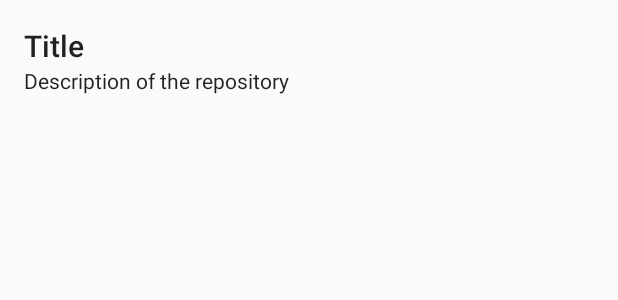
After one commit to amilcar-andrade/mvp-viewmodel, an Android app: the layout list_item_repo.xml on its own in the app's theme, with its tools: preview values and no code run, on a phone screen of 412 x 824 dp. The commit adds this screen. Shown: the top 300 px of the screen. Run offline under Robolectric (Android 15) with nearby library versions, the phone set to English and light mode, and no system bars; network calls fail.

Commit message:
Adds simple recycler view to display a list of repositories

```diff
--- a/app/build.gradle
+++ b/app/build.gradle
@@ -28,6 +28,5 @@ dependencies {
     implementation 'io.reactivex.rxjava2:rxandroid:2.1.0'
     implementation 'io.reactivex.rxjava2:rxjava:2.1.0'
     implementation 'com.squareup.retrofit2:adapter-rxjava2:2.3.0'
-
-
+    implementation "com.android.support:recyclerview-v7:26.1.0"
 }
--- a/app/src/main/java/andrade/amilcar/mvp_viewmodel/delegate/DelegateActivity.java
+++ b/app/src/main/java/andrade/amilcar/mvp_viewmodel/delegate/DelegateActivity.java
@@ -4,21 +4,26 @@ import android.arch.lifecycle.ViewModelProviders;
 import android.os.Bundle;
 import android.support.annotation.Nullable;
 import android.support.v7.app.AppCompatActivity;
+import android.support.v7.widget.RecyclerView;
 
 import java.util.List;
 
 import andrade.amilcar.mvp_viewmodel.R;
 import andrade.amilcar.mvp_viewmodel.model.Repo;
 import andrade.amilcar.mvp_viewmodel.service.GithubRepository;
+import andrade.amilcar.mvp_viewmodel.ui.ReposAdapter;
 
 public class DelegateActivity extends AppCompatActivity implements DelegateContract.View {
 
     private DelegateContract.Presenter presenter;
 
+    private RecyclerView recyclerView;
+
     @Override
     protected void onCreate(@Nullable Bundle savedInstanceState) {
         super.onCreate(savedInstanceState);
         setContentView(R.layout.activity_delegate);
+        recyclerView = findViewById(R.id.rv);
         presenter = createPresenter();
     }
 
@@ -42,5 +47,6 @@ public class DelegateActivity extends AppCompatActivity implements DelegateContr
 
     @Override
     public void showList(List<Repo> list) {
+        recyclerView.setAdapter(new ReposAdapter(list));
     }
 }
--- /dev/null
+++ b/app/src/main/res/layout/list_item_repo.xml
@@ -0,0 +1,28 @@
+<?xml version="1.0" encoding="utf-8"?>
+<LinearLayout
+    xmlns:android="http://schemas.android.com/apk/res/android"
+    xmlns:tools="http://schemas.android.com/tools"
+    android:orientation="vertical"
+    android:layout_width="match_parent"
+    android:layout_height="?android:listPreferredItemHeightLarge"
+    android:paddingLeft="@dimen/default_padding"
+    android:paddingRight="@dimen/default_padding"
+    android:gravity="center_vertical">
+
+    <TextView
+        android:id="@+id/title"
+        android:layout_width="match_parent"
+        android:layout_height="wrap_content"
+        android:textAppearance="@style/TextAppearance.AppCompat.Title"
+        android:maxLines="1"
+        tools:text="Title"/>
+
+    <TextView
+        android:id="@+id/description"
+        android:layout_width="match_parent"
+        android:layout_height="wrap_content"
+        android:textAppearance="@style/TextAppearance.AppCompat.Body1"
+        android:maxLines="2"
+        tools:text="Description of the repository"/>
+
+</LinearLayout>
--- /dev/null
+++ b/app/src/main/res/values/dimens.xml
@@ -0,0 +1,4 @@
+<?xml version="1.0" encoding="utf-8"?>
+<resources>
+    <dimen name="default_padding">16dp</dimen>
+</resources>
```
Also changed, not shown: app/src/main/java/andrade/amilcar/mvp_viewmodel/model/Repo.java (+9 -1 lines), app/src/main/java/andrade/amilcar/mvp_viewmodel/ui/ReposAdapter.java (added, +53 -0 lines), app/src/main/res/layout/activity_delegate.xml (+13 -2 lines).
